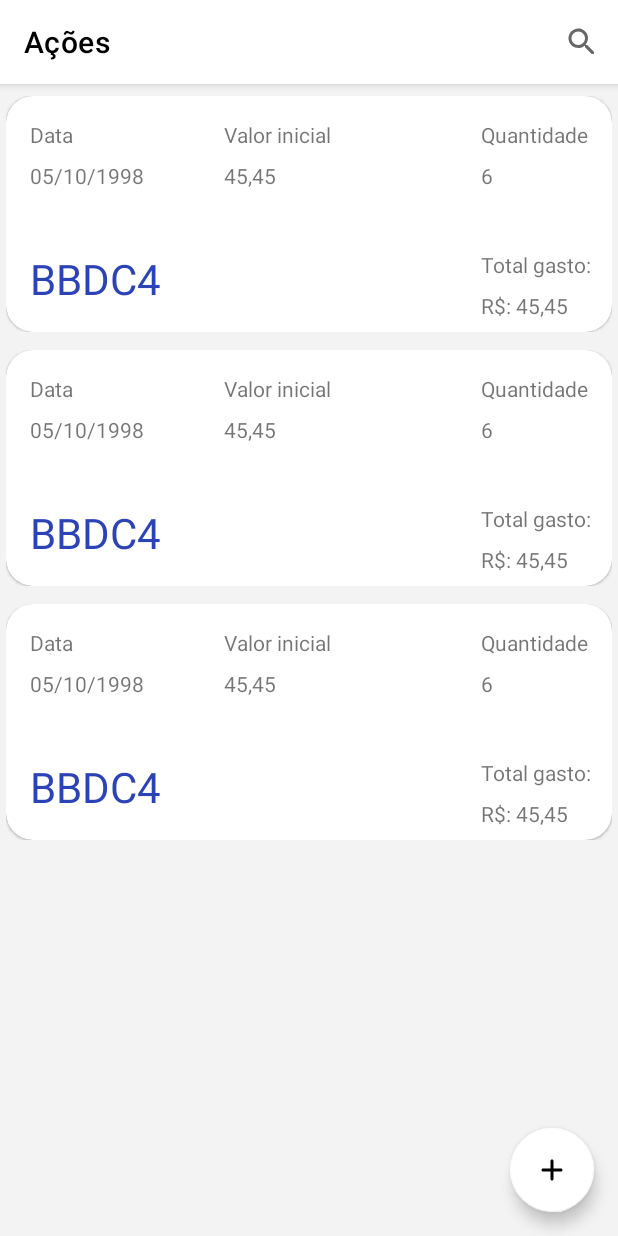
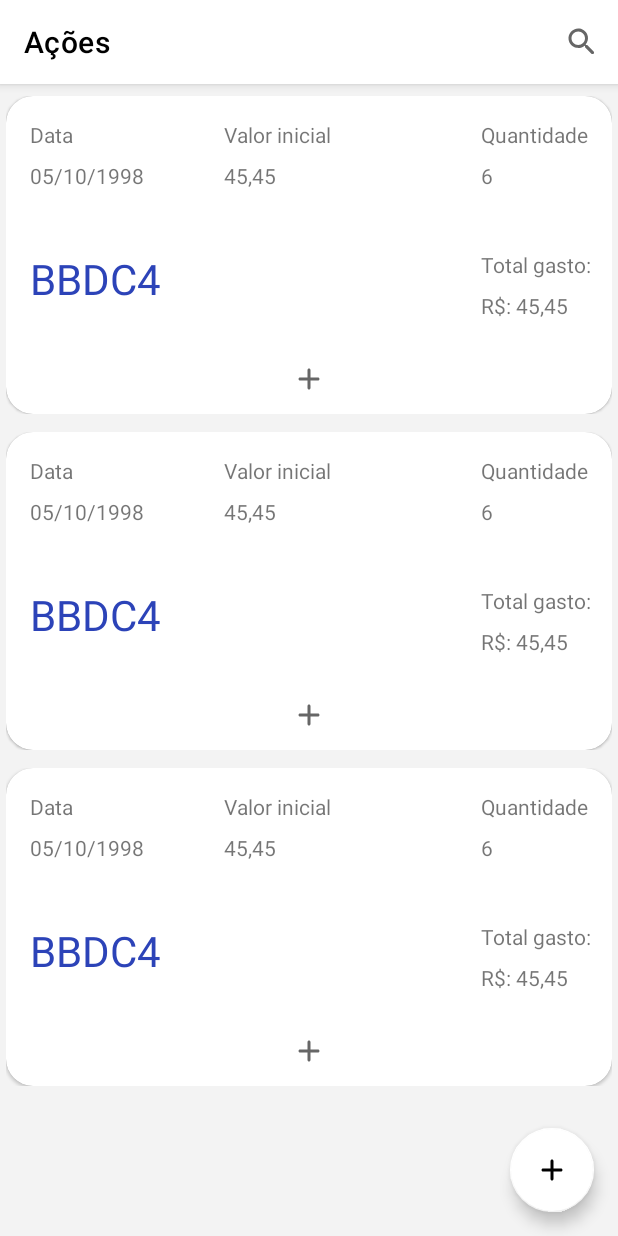
Before and after one commit to BacchoTerra/Finance_tracker, an Android app: the layout activity_stocks.xml on its own in the app's theme, with its tools: preview values and no code run, on a phone screen of 412 x 824 dp. Run offline under Robolectric (Android 15) with nearby library versions, the phone set to English and light mode, and no system bars.

Commit message:
Added expandable functionality to row_stock.xml cardView.

```diff
--- a/app/src/main/java/com/bacchoterra/financetracker/adapter/StockAdapter.java
+++ b/app/src/main/java/com/bacchoterra/financetracker/adapter/StockAdapter.java
@@ -1,18 +1,23 @@
 package com.bacchoterra.financetracker.adapter;
 
 import android.content.Intent;
+import android.transition.AutoTransition;
+import android.transition.TransitionManager;
 import android.view.LayoutInflater;
 import android.view.View;
 import android.view.ViewGroup;
+import android.widget.ImageView;
 import android.widget.TextView;
 
 import androidx.annotation.NonNull;
+import androidx.constraintlayout.widget.ConstraintLayout;
 import androidx.recyclerview.widget.DiffUtil;
 import androidx.recyclerview.widget.ListAdapter;
 import androidx.recyclerview.widget.RecyclerView;
 
 import com.bacchoterra.financetracker.R;
 import com.bacchoterra.financetracker.model.Stock;
+import com.google.android.material.card.MaterialCardView;
 
 import java.text.SimpleDateFormat;
 import java.util.Calendar;
@@ -66,10 +71,13 @@ public class StockAdapter extends ListAdapter<Stock, StockAdapter.MyViewHolder>
         Stock stock = getItem(position);
 
         bindStock(stock,holder);
+        expandCardLayout(holder);
 
     }
 
     public static class MyViewHolder extends RecyclerView.ViewHolder {
+
+        MaterialCardView baseCardView;
 
         TextView txtDate;
         TextView txtInitialPrice;
@@ -77,13 +85,28 @@ public class StockAdapter extends ListAdapter<Stock, StockAdapter.MyViewHolder>
         TextView txtStockName;
         TextView txtTotalSpent;
 
+        ImageView imageExpand;
+
+        ConstraintLayout constraintLayoutExtra;
+        TextView txtTechnique;
+        TextView txtEstimatedTime;
+
         public MyViewHolder(@NonNull View itemView) {
             super(itemView);
+
+            baseCardView = itemView.findViewById(R.id.row_stock_baseCardView);
+
             txtDate = itemView.findViewById(R.id.row_stock_txt_date);
             txtInitialPrice = itemView.findViewById(R.id.row_stock_txt_price);
             txtQuantity = itemView.findViewById(R.id.row_stock_txt_quantity);
             txtTotalSpent = itemView.findViewById(R.id.row_stock_txt_price_result);
             txtStockName = itemView.findViewById(R.id.row_stock_txt_sotck_name);
+
+            imageExpand = itemView.findViewById(R.id.row_stock_image_expand);
+
+            constraintLayoutExtra = itemView.findViewById(R.id.row_stock_constraintLayout_extra);
+            txtTechnique = itemView.findViewById(R.id.row_stock_txt_technique_2);
+            txtEstimatedTime = itemView.findViewById(R.id.row_stock_txt_estimated_time_2);
 
 
         }
@@ -110,5 +133,23 @@ public class StockAdapter extends ListAdapter<Stock, StockAdapter.MyViewHolder>
 
         holder.txtInitialPrice.append(" " + initialPrice);
         holder.txtTotalSpent.append(" " + totalSped);
+
+        holder.txtTechnique.setText(stock.getTechniqueUsed());
+        holder.txtEstimatedTime.setText(stock.getExpectedTimeInvested());
+
+
+    }
+
+    private void expandCardLayout(MyViewHolder holder){
+
+        holder.imageExpand.setOnClickListener(new View.OnClickListener() {
+            @Override
+            public void onClick(View view) {
+                TransitionManager.beginDelayedTransition(holder.baseCardView,new AutoTransition());
+                holder.constraintLayoutExtra.setVisibility(holder.constraintLayoutExtra.getVisibility() == View.VISIBLE? View.GONE:View.VISIBLE);
+            }
+        });
+
+
     }
 }
--- a/app/src/main/java/com/bacchoterra/financetracker/model/Stock.java
+++ b/app/src/main/java/com/bacchoterra/financetracker/model/Stock.java
@@ -36,6 +36,10 @@ public class Stock  implements Serializable {
     }
 
     public Stock() {
+
+        this.expectedTimeInvested = "null";
+        this.techniqueUsed = "null";
+
     }
 
     public String getStockName() {
--- a/app/src/main/java/com/bacchoterra/financetracker/view/AddStockActivity.java
+++ b/app/src/main/java/com/bacchoterra/financetracker/view/AddStockActivity.java
@@ -139,10 +139,12 @@ public class AddStockActivity extends AppCompatActivity {
     private Stock createStock() {
 
         Stock stock = new Stock();
-        stock.setStockName(editStockName.getText().toString());
+        stock.setStockName(editStockName.getText().toString().toUpperCase());
         stock.setInitialPrice(Float.parseFloat(editPrice.getText().toString()));
         stock.setQuantity(Integer.parseInt(editQuantity.getText().toString()));
         stock.setTotalSpent(Float.parseFloat(txtTotalPrice.getText().toString().replace(',', '.')));
+
+        //TODO: Adicionar tecnica e tempo estimado se nao estiverem null
 
         SimpleDateFormat sdf = new SimpleDateFormat("dd/MM/yyyy", Locale.getDefault());
 
--- a/app/src/main/java/com/bacchoterra/financetracker/view/StocksActivity.java
+++ b/app/src/main/java/com/bacchoterra/financetracker/view/StocksActivity.java
@@ -47,6 +47,7 @@ public class StocksActivity extends AppCompatActivity {
         initClickListener();
         initRecyclerView();
         initViewModel();
+        viewModel.deleteAll();
     }
 
     private void initViewModel() {
--- a/app/src/main/res/layout/activity_add_stock.xml
+++ b/app/src/main/res/layout/activity_add_stock.xml
@@ -114,6 +114,7 @@
                 android:layout_height="wrap_content"
                 android:layout_marginTop="40dp"
                 android:hint="BBDC4"
+                android:textAllCaps="true"
                 android:inputType="textPersonName"
                 android:maxLength="5"
                 android:textAppearance="@style/TextAppearance.AppCompat.Display1"
--- a/app/src/main/res/layout/row_stock.xml
+++ b/app/src/main/res/layout/row_stock.xml
@@ -8,7 +8,7 @@
     android:layout_marginBottom="12dp">
 
     <com.google.android.material.card.MaterialCardView
-        android:id="@+id/activity_add_stock_carView"
+        android:id="@+id/row_stock_baseCardView"
         android:layout_width="0dp"
         android:layout_height="wrap_content"
         android:checkable="true"
@@ -66,12 +66,12 @@
                 android:layout_width="0dp"
                 android:layout_height="wrap_content"
                 android:layout_marginTop="8dp"
+                android:text="@string/money_symbol"
                 android:textSize="14sp"
                 app:layout_constraintEnd_toEndOf="@+id/activity_add_stock_txtInitial_price"
                 app:layout_constraintStart_toStartOf="@+id/activity_add_stock_txtInitial_price"
                 app:layout_constraintTop_toBottomOf="@+id/activity_add_stock_txtInitial_price"
-                tools:text="45,45"
-                android:text="@string/money_symbol" />
+                tools:text="45,45" />
 
             <TextView
                 android:id="@+id/row_stock_txt_quantity"
@@ -99,7 +99,7 @@
                 android:id="@+id/activity_add_stock_txt_total_price"
                 android:layout_width="wrap_content"
                 android:layout_height="wrap_content"
-                android:text="Total gasto:"
+                android:text="@string/total_gasto"
                 app:layout_constraintStart_toStartOf="@+id/activity_add_stock_txt_quantity"
                 app:layout_constraintTop_toTopOf="@+id/row_stock_txt_sotck_name" />
 
@@ -108,12 +108,87 @@
                 android:layout_width="0dp"
                 android:layout_height="wrap_content"
                 android:layout_marginTop="8dp"
+                android:text="@string/money_symbol"
                 app:layout_constraintEnd_toEndOf="parent"
                 app:layout_constraintHorizontal_bias="0.0"
                 app:layout_constraintStart_toStartOf="@+id/activity_add_stock_txt_total_price"
                 app:layout_constraintTop_toBottomOf="@+id/activity_add_stock_txt_total_price"
-                android:text = "@string/money_symbol"
                 tools:text="R$: 45,45" />
+
+            <androidx.constraintlayout.widget.ConstraintLayout
+                android:id="@+id/row_stock_constraintLayout_extra"
+                android:layout_width="match_parent"
+                android:visibility="gone"
+                android:layout_height="match_parent"
+                android:layout_marginTop="24dp"
+                app:layout_constraintEnd_toEndOf="parent"
+                app:layout_constraintStart_toStartOf="parent"
+                app:layout_constraintTop_toBottomOf="@+id/row_stock_txt_price_result">
+
+                <TextView
+                    android:id="@+id/row_stock_txt_technique_1"
+                    android:layout_width="wrap_content"
+                    android:layout_height="wrap_content"
+                    android:layout_marginStart="16dp"
+                    android:text="@string/t_cnica_utilizada"
+                    app:layout_constraintLeft_toLeftOf="parent"
+                    app:layout_constraintTop_toTopOf="parent" />
+
+
+                <TextView
+                    android:id="@+id/row_stock_txt_technique_2"
+                    android:layout_width="wrap_content"
+                    android:layout_height="wrap_content"
+                    android:layout_marginStart="8dp"
+                    app:layout_constraintLeft_toRightOf="@id/row_stock_txt_technique_1"
+                    app:layout_constraintTop_toTopOf="parent"
+                    tools:text="medias moeveis" />
+
+                <TextView
+                    android:id="@+id/row_stock_txt_estimated_time_1"
+                    android:layout_width="wrap_content"
+                    android:layout_height="wrap_content"
+                    android:layout_marginTop="16dp"
+                    android:text="@string/tempo_estimado"
+                    android:layout_marginStart="16dp"
+                    app:layout_constraintLeft_toLeftOf="parent"
+                    app:layout_constraintTop_toBottomOf="@id/row_stock_txt_technique_1" />
+
+                <TextView
+                    android:id="@+id/row_stock_txt_estimated_time_2"
+                    android:layout_width="wrap_content"
+                    android:layout_height="wrap_content"
+                    android:layout_marginStart="8dp"
+                    app:layout_constraintBottom_toBottomOf="@id/row_stock_txt_estimated_time_1"
+                    app:layout_constraintLeft_toRightOf="@id/row_stock_txt_estimated_time_1"
+                    app:layout_constraintTop_toTopOf="@id/row_stock_txt_estimated_time_1"
+                    tools:text="2 mesees" />
+
+                <Button
+                    android:id="@+id/row_stock_txt_btn_finalize"
+                    android:layout_width="0dp"
+                    android:layout_height="wrap_content"
+                    android:layout_marginTop="32dp"
+                    android:text="@string/finalizar_opera_o"
+                    app:layout_constraintLeft_toLeftOf="parent"
+                    android:layout_marginRight="32dp"
+                    android:layout_marginLeft="32dp"
+                    app:layout_constraintRight_toRightOf="parent"
+                    app:layout_constraintTop_toBottomOf="@id/row_stock_txt_estimated_time_2" />
+
+            </androidx.constraintlayout.widget.ConstraintLayout>
+
+            <ImageView
+                android:id="@+id/row_stock_image_expand"
+                android:layout_width="0dp"
+                android:paddingVertical="3dp"
+                android:layout_height="wrap_content"
+                android:layout_marginTop="24dp"
+                app:layout_constraintBottom_toBottomOf="parent"
+                app:layout_constraintEnd_toEndOf="parent"
+                app:layout_constraintStart_toStartOf="parent"
+                app:layout_constraintTop_toBottomOf="@+id/row_stock_constraintLayout_extra"
+                app:srcCompat="@drawable/ic_round_add_24" />
 
         </androidx.constraintlayout.widget.ConstraintLayout>
 
--- a/app/src/main/res/values/strings.xml
+++ b/app/src/main/res/values/strings.xml
@@ -26,4 +26,8 @@
     <string name="qual_a_sua_duvida">Qual a sua dúvida?</string>
     <string name="valor_inicial">Valor inicial</string>
     <string name="money_symbol">R$:</string>
+    <string name="t_cnica_utilizada">Técnica utilizada: </string>
+    <string name="tempo_estimado">Tempo estimado:</string>
+    <string name="finalizar_opera_o">Finalizar operação</string>
+    <string name="total_gasto">Total gasto:</string>
 </resources>
```
